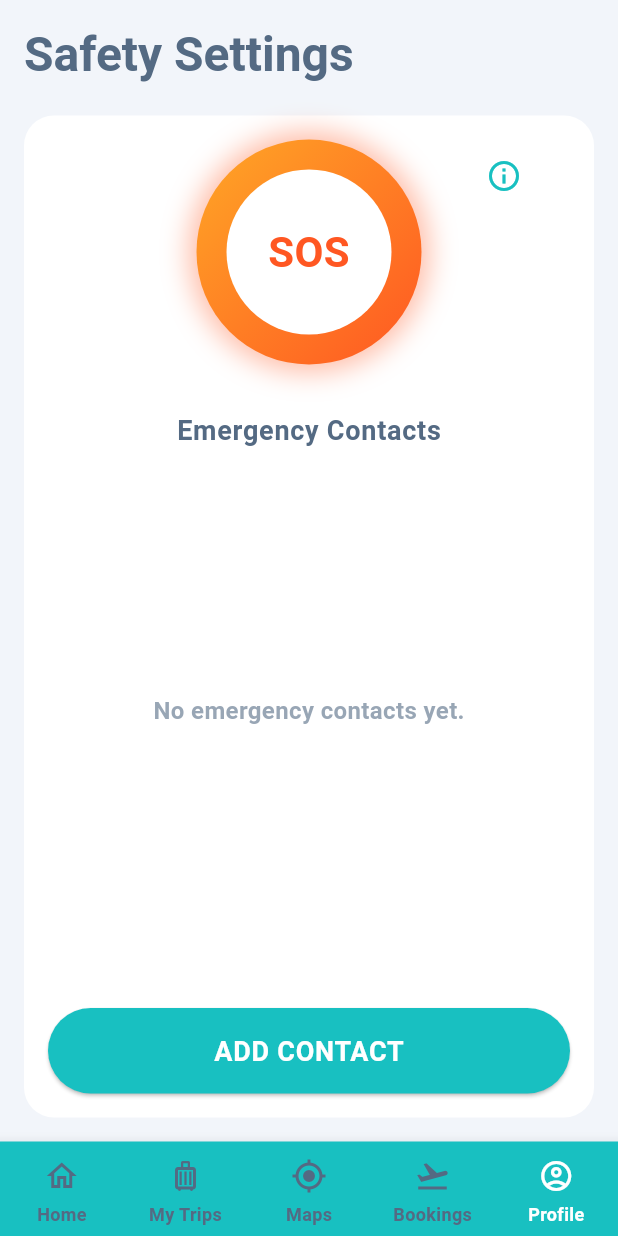
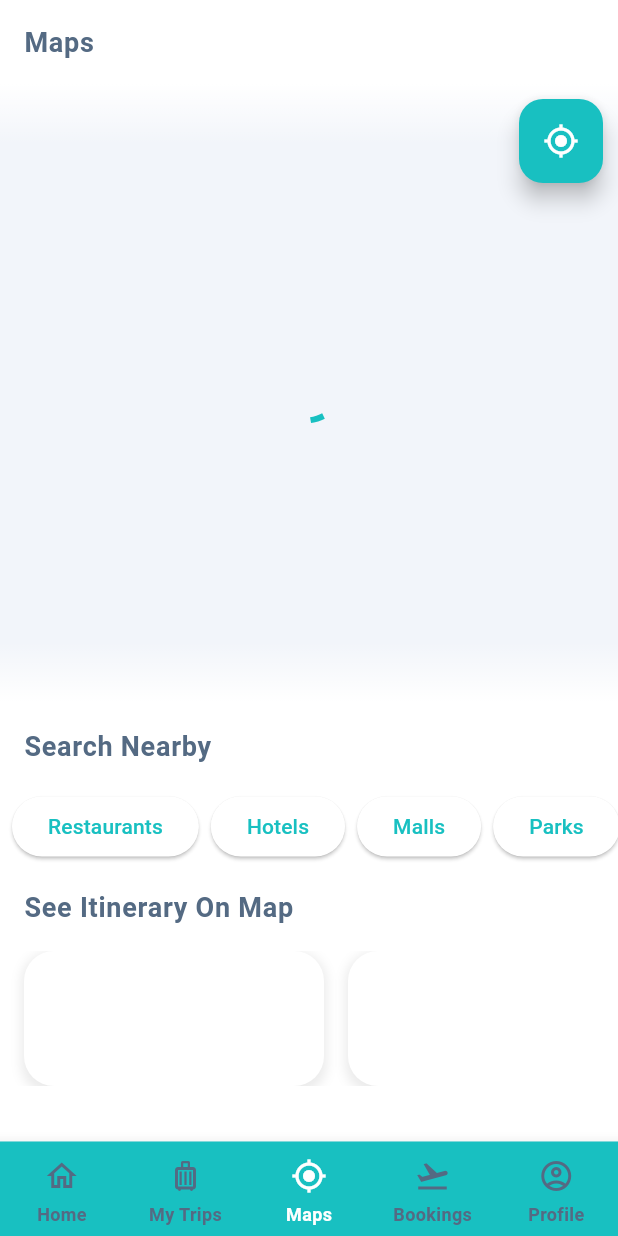
Before and after one commit to Ecell23/Travel-App-Frontend, a Flutter app: the screen it shows after launch, on a phone screen of 412 x 824 dp. Run offline on Flutter 3.47's test engine with Material 3 defaults, Android fonts, the phone set to English and light mode, and no system bars; our stand-ins replace geolocator, google_maps_flutter, permission_handler; missing offline and left inert: flutter_phone_direct_caller, google_place, telephony.

Commit message:
maps page implemented

```diff
--- a/lib/main.dart
+++ b/lib/main.dart
@@ -14,7 +14,7 @@ class MyApp extends StatelessWidget {
     return MaterialApp(
       title: 'Flutter App',
       theme: AppTheme.lightTheme,
-      initialRoute: '/emergencyPage',  // Set the splash screen as initial route
+      initialRoute: '/mapsPage',  // Set the splash screen as initial route
 
       routes: {
         '/splash': (context) => SplashScreen(),  // Add splash screen route
@@ -29,7 +29,8 @@ class MyApp extends StatelessWidget {
         '/filterpage':(context)=> FilterPage(),
         '/profilepage':(context)=> ProfilePage(),
         '/searchPage' : (context) => SearchPage(),
-        '/emergencyPage' : (context) => EmergencyContactPage()
+        '/emergencyPage' : (context) => EmergencyContactPage(),
+        '/mapsPage' : (context) => MapsPage()
       },
       debugShowCheckedModeBanner: false, // Disable debug banner
     );
--- /dev/null
+++ b/lib/pages/maps_page/maps_page.dart
@@ -0,0 +1,280 @@
+import 'package:flutter/material.dart';
+import 'package:google_maps_flutter/google_maps_flutter.dart';
+import 'package:google_place/google_place.dart';
+import 'package:geolocator/geolocator.dart';
+import 'package:travel_app/widgets/bottom_nav.dart';
+import 'package:travel_app/config/theme.dart';
+
+class MapsPage extends StatefulWidget {
+  @override
+  _MapsPageState createState() => _MapsPageState();
+}
+
+class _MapsPageState extends State<MapsPage> {
+  late GoogleMapController mapController;
+  final apiKey = 'AIzaSyBYT-fkNAw0IKd2dRwOhKompwSMNqUJBrM';
+  late GooglePlace googlePlace;
+  Set<Marker> _markers = {};
+  Position? _currentPosition;
+  final double _mapHeight = 0.50;
+  bool _isLoading = true;
+  String? _selectedCategory;
+
+  @override
+  void initState() {
+    super.initState();
+    googlePlace = GooglePlace(apiKey);
+    _determinePosition();
+  }
+
+  Future<void> _determinePosition() async {
+    LocationPermission permission = await Geolocator.checkPermission();
+    if (permission == LocationPermission.denied) {
+      permission = await Geolocator.requestPermission();
+    }
+
+    if (permission == LocationPermission.deniedForever) return;
+
+    Position position = await Geolocator.getCurrentPosition(
+        desiredAccuracy: LocationAccuracy.high);
+    setState(() {
+      _currentPosition = position;
+      _isLoading = false;
+    });
+    mapController.animateCamera(
+      CameraUpdate.newLatLng(
+        LatLng(position.latitude, position.longitude),
+      ),
+    );
+  }
+
+  void _onMapCreated(GoogleMapController controller) {
+    mapController = controller;
+    if (_currentPosition != null) {
+      mapController.animateCamera(
+        CameraUpdate.newLatLng(
+          LatLng(_currentPosition!.latitude, _currentPosition!.longitude),
+        ),
+      );
+    }
+  }
+
+  Future<void> searchNearby(String category) async {
+    if (_currentPosition == null) return;
+
+    String placeType = _getPlaceType(category);
+    setState(() {
+      _selectedCategory = category;
+      _markers.clear();
+    });
+
+    var result = await googlePlace.search.getNearBySearch(
+      Location(lat: _currentPosition!.latitude, lng: _currentPosition!.longitude),
+      5000,
+      type: placeType,
+    );
+
+    if (result == null || result.results == null || result.results!.isEmpty) return;
+
+    List<Marker> markers = [];
+    for (var place in result.results!) {
+      if (place.geometry?.location != null && place.placeId != null) {
+        final marker = Marker(
+          markerId: MarkerId(place.placeId!),
+          position: LatLng(
+            place.geometry!.location!.lat!,
+            place.geometry!.location!.lng!,
+          ),
+          infoWindow: InfoWindow(
+            title: place.name ?? 'No name',
+            snippet: place.vicinity ?? 'No address',
+          ),
+        );
+        markers.add(marker);
+      }
+    }
+
+    setState(() {
+      _markers = markers.toSet();
+    });
+  }
+
+  String _getPlaceType(String category) {
+    switch (category.toLowerCase()) {
+      case 'restaurants':
+        return 'restaurant';
+      case 'hotels':
+        return 'lodging';
+      case 'parks':
+        return 'park';
+      case 'banks':
+        return 'bank';
+      case 'markets':
+        return 'store';
+      case 'malls':
+        return 'shopping_mall';
+      default:
+        return 'point_of_interest';
+    }
+  }
+
+  @override
+  Widget build(BuildContext context) {
+    return MaterialApp(
+      debugShowCheckedModeBanner: false,
+      theme: AppTheme.lightTheme,
+      home: Scaffold(
+        appBar: AppBar(
+          title: Text('Maps', style: Theme.of(context).textTheme.bodyLarge),
+          backgroundColor: Colors.white,
+          foregroundColor: Colors.blueGrey[800],
+        ),
+        body: SafeArea(
+          child: Column(
+            children: [
+              Stack(
+                children: [
+                  Container(
+                    height: MediaQuery.of(context).size.height * _mapHeight,
+                    child: _isLoading
+                        ? Center(child: CircularProgressIndicator())
+                        : GoogleMap(
+                      onMapCreated: _onMapCreated,
+                      initialCameraPosition: CameraPosition(
+                        target: _currentPosition != null
+                            ? LatLng(_currentPosition!.latitude, _currentPosition!.longitude)
+                            : LatLng(28.6139, 77.2090),
+                        zoom: 12.0,
+                      ),
+                      markers: _markers,
+                      myLocationEnabled: true,
+                      myLocationButtonEnabled: false,
+                    ),
+                  ),
+                  Positioned(
+                    top: 0,
+                    left: 0,
+                    right: 0,
+                    child: Container(
+                      height: 40,
+                      decoration: BoxDecoration(
+                        gradient: LinearGradient(
+                          colors: [Colors.white, Colors.white.withOpacity(0)],
+                          begin: Alignment.topCenter,
+                          end: Alignment.bottomCenter,
+                        ),
+                      ),
+                    ),
+                  ),
+                  Positioned(
+                    bottom: 0,
+                    left: 0,
+                    right: 0,
+                    child: Container(
+                      height: 40,
+                      decoration: BoxDecoration(
+                        gradient: LinearGradient(
+                          colors: [Colors.white, Colors.white.withOpacity(0)],
+                          begin: Alignment.bottomCenter,
+                          end: Alignment.topCenter,
+                        ),
+                      ),
+                    ),
+                  ),
+                  Positioned(
+                    top: 10,
+                    right: 10,
+                    child: FloatingActionButton(
+                      onPressed: () {
+                        if (_currentPosition != null) {
+                          mapController.animateCamera(
+                            CameraUpdate.newLatLng(
+                              LatLng(_currentPosition!.latitude, _currentPosition!.longitude),
+                            ),
+                          );
+                        }
+                      },
+                      backgroundColor: Theme.of(context).colorScheme.primary,
+                      child: Icon(Icons.my_location, color: Colors.white),
+                    ),
+                  ),
+                ],
+              ),
+              Expanded(
+                child: Container(
+                  width: double.infinity,
+                  color: Colors.white,
+                  child: Column(
+                    crossAxisAlignment: CrossAxisAlignment.start,
+                    children: [
+                      Padding(
+                        padding: const EdgeInsets.all(16.0),
+                        child: Text('Search Nearby', style: Theme.of(context).textTheme.bodyLarge),
+                      ),
+                      SingleChildScrollView(
+                        scrollDirection: Axis.horizontal,
+                        child: Row(
+                          children: ['Restaurants', 'Hotels', 'Malls', 'Parks', 'Banks', 'Markets']
+                              .map((category) {
+                            bool isSelected = _selectedCategory == category;
+                            return Padding(
+                              padding: const EdgeInsets.only(left: 8),
+                              child: ElevatedButton(
+                                onPressed: () => searchNearby(category),
+                                style: ElevatedButton.styleFrom(
+                                  backgroundColor: isSelected ? Theme.of(context).colorScheme.primary : Colors.white,
+                                  foregroundColor: isSelected ? Colors.white : Theme.of(context).colorScheme.primary,
+                                  shape: RoundedRectangleBorder(
+                                    borderRadius: BorderRadius.circular(20),
+                                  ),
+                                ),
+                                child: Text(category),
+                              ),
+                            );
+                          }).toList(),
+                        ),
+                      ),
+                      Padding(
+                        padding: const EdgeInsets.all(16.0),
+                        child: Text('See Itinerary On Map', style: Theme.of(context).textTheme.bodyLarge),
+                      ),
+                      SizedBox(
+                        height: 90,
+                        child: ListView.builder(
+                          scrollDirection: Axis.horizontal,
+                          itemCount: 10,
+                          itemBuilder: (context, index) {
+                            return GestureDetector(
+                              onTap: () {},
+                              child: Container(
+                                width: 200,
+                                margin: EdgeInsets.only(left: 16, right: index == 9 ? 16 : 0),
+                                decoration: BoxDecoration(
+                                  color: Colors.white,
+                                  borderRadius: BorderRadius.circular(20),
+                                  boxShadow: [
+                                    BoxShadow(
+                                      color: Colors.grey.withOpacity(0.2),
+                                      spreadRadius: 2,
+                                      blurRadius: 5,
+                                      offset: Offset(0, 3),
+                                    ),
+                                  ],
+                                ),
+                              ),
+                            );
+                          },
+                        ),
+                      ),
+                    ],
+                  ),
+                ),
+              ),
+            ],
+          ),
+        ),
+        bottomNavigationBar: BottomNav(currentindex: 2),
+      ),
+    );
+  }
+}
--- a/lib/pages/pages.dart
+++ b/lib/pages/pages.dart
@@ -9,3 +9,4 @@ export 'search_page/search_page.dart';
 export 'reset_password_page/reset_password_page.dart';
 export 'bookings_page/bookings_page.dart';
 export 'emergency_page/emergency_page.dart';
+export 'maps_page/maps_page.dart';
--- a/pubspec.yaml
+++ b/pubspec.yaml
@@ -36,6 +36,10 @@ dependencies:
   url_launcher: ^6.1.14      # For making calls
   telephony: ^0.2.0
   flutter_phone_direct_caller: ^2.0.2
+  google_maps_flutter: ^2.2.0
+  google_place: ^0.4.0
+  carousel_slider: ^4.0.0
+  google_maps_cluster_manager: ^1.0.0
   permission_handler: ^11.0.1  # To request permissions
   # The following adds the Cupertino Icons font to your application.
   # Use with the CupertinoIcons class for iOS style icons.
@@ -54,7 +58,7 @@ dev_dependencies:
   # package. See that file for information about deactivating specific lint
   # rules and activating additional ones.
   flutter_lints: ^5.0.0
-  build_runner: ^2.4.15
+  build_runner: ^2.4.14
   json_serializable: ^6.9.4
 
 # For information on the generic Dart part of this file, see the
```
Also changed, not shown: pubspec.lock, 1 other file.
